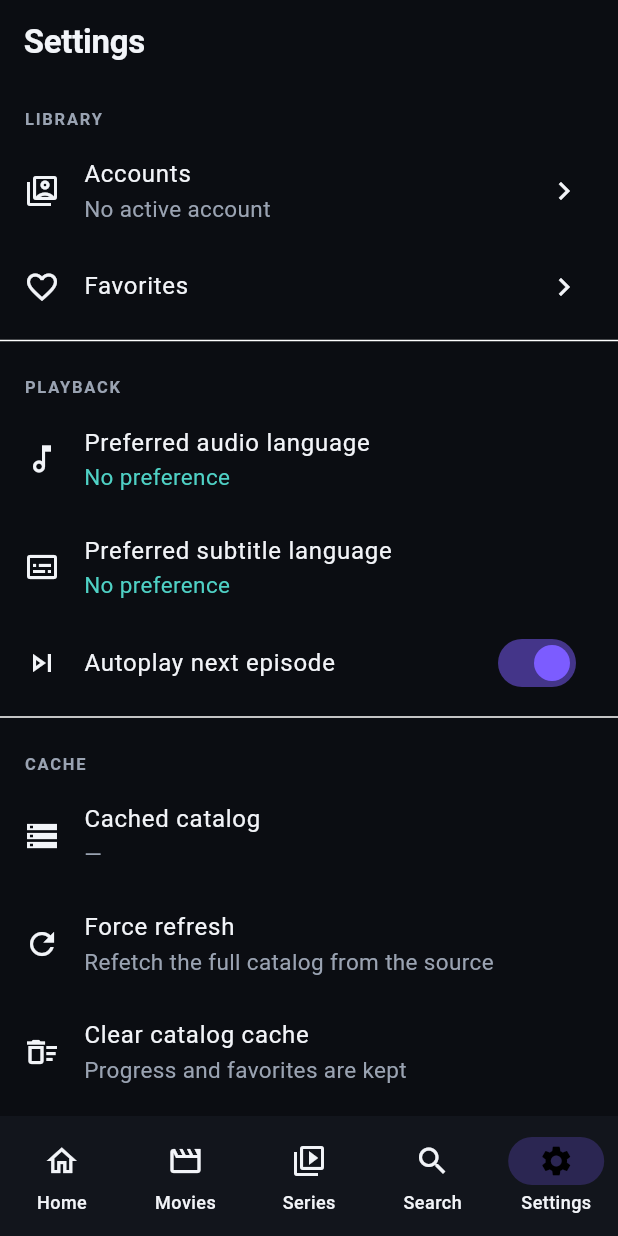
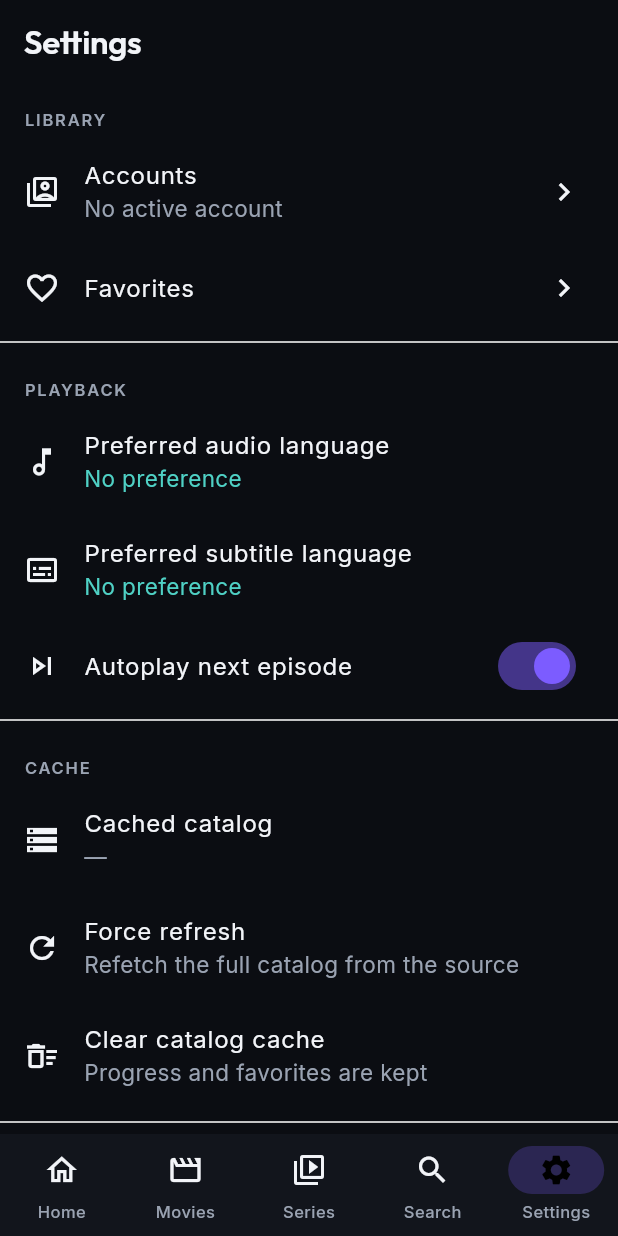
Before and after one commit to martijnlaffort/streamer-aurora, a Flutter app: the screen it shows after launch, item 5 of the bottom bar chosen, on a phone screen of 412 x 824 dp. Run offline on Flutter 3.47's test engine with Material 3 defaults, Android fonts, the phone set to English and light mode, and no system bars; our stand-ins replace cached_network_image, dio, drift, drift_flutter, equatable, flutter_riverpod and 3 more; missing offline and left inert: media_kit, media_kit_video, screen_brightness; accounts and stored records are empty; generated files the repository leaves out were written again; statements that could not run were skipped.

Commit message:
style: HBO-style visual pass (Task 1.8)
- Typography per PRD 10: Outfit as the display face for titles/hero,
  Inter for UI text, wired through the theme (google_fonts)
- Shared-element transitions: poster cards fly into detail headers via
  origin-specific Hero tags passed through the route (no tag
  collisions when a title appears in multiple rails)
- Rotating featured hero: cross-fades through the newest additions
  every 6s with an active-dot indicator; top-5 backdrop enrichment
- Rails get bouncing momentum physics; NavigationBar, buttons and
  snackbars themed; focus-aware cards unchanged for the TV layer

Co-Authored-By: Claude Fable 5 <noreply@anthropic.com>

```diff
--- a/lib/core/theme/app_theme.dart
+++ b/lib/core/theme/app_theme.dart
@@ -1,4 +1,5 @@
 import 'package:flutter/material.dart';
+import 'package:google_fonts/google_fonts.dart';
 
 import 'app_colors.dart';
 import 'app_typography.dart';
@@ -22,18 +23,38 @@ abstract final class AppTheme {
       scaffoldBackgroundColor: AppColors.background,
     );
 
+    final textTheme = GoogleFonts.interTextTheme(base.textTheme).copyWith(
+      displayLarge: AppTypography.display,
+      headlineMedium: AppTypography.display.copyWith(fontSize: 28),
+      titleLarge: AppTypography.title,
+      bodyMedium: AppTypography.body,
+      labelMedium: AppTypography.label,
+    );
+
     return base.copyWith(
-      appBarTheme: const AppBarTheme(
+      textTheme: textTheme,
+      appBarTheme: AppBarTheme(
         backgroundColor: Colors.transparent,
         elevation: 0,
         scrolledUnderElevation: 0,
         foregroundColor: AppColors.textPrimary,
+        titleTextStyle: AppTypography.title,
       ),
-      textTheme: base.textTheme.copyWith(
-        displayLarge: AppTypography.display,
-        titleLarge: AppTypography.title,
-        bodyMedium: AppTypography.body,
-        labelMedium: AppTypography.label,
+      navigationBarTheme: NavigationBarThemeData(
+        backgroundColor: AppColors.surface,
+        height: 68,
+        indicatorColor: AppColors.accent.withValues(alpha: 0.24),
+        labelTextStyle: WidgetStatePropertyAll(
+            AppTypography.label.copyWith(fontSize: 11)),
+      ),
+      filledButtonTheme: FilledButtonThemeData(
+        style: FilledButton.styleFrom(
+          textStyle: GoogleFonts.inter(fontWeight: FontWeight.w600),
+        ),
+      ),
+      snackBarTheme: const SnackBarThemeData(
+        backgroundColor: AppColors.surfaceElevated,
+        contentTextStyle: TextStyle(color: AppColors.textPrimary),
       ),
     );
   }
--- a/lib/core/theme/app_typography.dart
+++ b/lib/core/theme/app_typography.dart
@@ -1,13 +1,13 @@
 import 'package:flutter/painting.dart';
+import 'package:google_fonts/google_fonts.dart';
 
 import 'app_colors.dart';
 
-/// Type tokens per PRD §10: one strong display face for titles + a clean UI
-/// face for metadata. Font *assets* land with the visual pass (Task 1.8); until
-/// then these ride the platform default family so sizes/weights are locked in
-/// one place.
+/// Type system per PRD §10: one strong display face for titles (Outfit) and
+/// a clean UI face for everything else (Inter). Sizes/weights are the tokens;
+/// change them here, nowhere else.
 abstract final class AppTypography {
-  static const TextStyle display = TextStyle(
+  static TextStyle get display => GoogleFonts.outfit(
         fontSize: 40,
         fontWeight: FontWeight.w700,
         letterSpacing: -0.5,
@@ -15,21 +15,21 @@ abstract final class AppTypography {
         color: AppColors.textPrimary,
       );
 
-  static const TextStyle title = TextStyle(
+  static TextStyle get title => GoogleFonts.outfit(
         fontSize: 22,
         fontWeight: FontWeight.w600,
         letterSpacing: -0.2,
         color: AppColors.textPrimary,
       );
 
-  static const TextStyle body = TextStyle(
+  static TextStyle get body => GoogleFonts.inter(
         fontSize: 15,
         fontWeight: FontWeight.w400,
-    height: 1.4,
+        height: 1.45,
         color: AppColors.textPrimary,
       );
 
-  static const TextStyle label = TextStyle(
+  static TextStyle get label => GoogleFonts.inter(
         fontSize: 12,
         fontWeight: FontWeight.w500,
         letterSpacing: 0.3,
--- a/lib/features/home/home_providers.dart
+++ b/lib/features/home/home_providers.dart
@@ -7,13 +7,14 @@ import '../../domain/models/models.dart';
 /// catalog (reads are DB-backed; the repository handles TTL refreshes).
 class HomeData {
   const HomeData({
-    required this.hero,
+    required this.heroes,
     required this.recentlyAdded,
     required this.continueWatching,
     required this.categoryRails,
   });
 
-  final Movie? hero;
+  /// Rotating featured hero candidates (newest first).
+  final List<Movie> heroes;
   final List<Movie> recentlyAdded;
 
   /// Progress entries resolved to their movies (episode resume joins in 1.3+).
@@ -38,14 +39,18 @@ final homeDataProvider = FutureProvider<HomeData?>((ref) async {
     });
   final recentlyAdded = recent.take(_railLength).toList();
 
-  // Hero: newest item, enriched with its backdrop when the panel is up
-  // (falls back to the cached row offline).
-  Movie? hero = recentlyAdded.firstOrNull;
-  if (hero != null && hero.backdropUrl == null) {
+  // Featured heroes: the newest few, enriched with backdrops when the panel
+  // is up (cached rows are fine offline) — the Home hero rotates through them.
+  final heroes = <Movie>[];
+  for (final candidate in recentlyAdded.take(5)) {
+    if (candidate.backdropUrl != null) {
+      heroes.add(candidate);
+      continue;
+    }
     try {
-      hero = await catalog.movieDetail(account, hero.id);
+      heroes.add(await catalog.movieDetail(account, candidate.id));
     } on Exception {
-      // Cached row is fine — hero just uses the poster.
+      heroes.add(candidate);
     }
   }
 
@@ -71,7 +76,7 @@ final homeDataProvider = FutureProvider<HomeData?>((ref) async {
   }
 
   return HomeData(
-    hero: hero,
+    heroes: heroes,
     recentlyAdded: recentlyAdded,
     continueWatching: continueWatching,
     categoryRails: rails,
--- a/lib/features/home/presentation/widgets/media_rail.dart
+++ b/lib/features/home/presentation/widgets/media_rail.dart
@@ -31,6 +31,7 @@ class MediaRail extends StatelessWidget {
           height: height,
           child: ListView.separated(
             scrollDirection: Axis.horizontal,
+            physics: const BouncingScrollPhysics(),
             padding: const EdgeInsets.symmetric(horizontal: 16),
             itemCount: itemCount,
             separatorBuilder: (context, i) => const SizedBox(width: 12),
--- a/lib/features/movies/presentation/movies_screen.dart
+++ b/lib/features/movies/presentation/movies_screen.dart
@@ -77,10 +77,13 @@ class _MoviesScreenState extends ConsumerState<MoviesScreen> {
                   itemCount: sorted.length,
                   itemBuilder: (context, i) {
                     final movie = sorted[i];
+                    final tag = 'movies-m-${movie.id}';
                     return PosterCard(
                       title: movie.name,
                       imageUrl: movie.posterUrl,
-                      onTap: () => context.push('/movie/${movie.id}'),
+                      heroTag: tag,
+                      onTap: () =>
+                          context.push('/movie/${movie.id}', extra: tag),
                     );
                   },
                 );
--- a/lib/features/series/presentation/series_screen.dart
+++ b/lib/features/series/presentation/series_screen.dart
@@ -77,10 +77,13 @@ class _SeriesScreenState extends ConsumerState<SeriesScreen> {
                   itemCount: sorted.length,
                   itemBuilder: (context, i) {
                     final s = sorted[i];
+                    final tag = 'series-s-${s.id}';
                     return PosterCard(
                       title: s.name,
                       imageUrl: s.posterUrl,
-                      onTap: () => context.push('/series/${s.id}'),
+                      heroTag: tag,
+                      onTap: () =>
+                          context.push('/series/${s.id}', extra: tag),
                     );
                   },
                 );
--- a/pubspec.yaml
+++ b/pubspec.yaml
@@ -31,6 +31,7 @@ dependencies:
   # UI
   cached_network_image: ^3.4.1
   screen_brightness: ^2.1.11 # player brightness gesture
+  google_fonts: ^8.2.0 # display + UI typefaces (PRD §10)
 
   # Models
   equatable: ^2.1.0
```
Also changed, not shown: lib/core/router/app_router.dart (+8 -4 lines), lib/core/widgets/poster_card.dart (+10 -2 lines), lib/features/home/presentation/home_screen.dart (+89 -19 lines), lib/features/movies/presentation/movie_detail_screen.dart (+12 -5 lines), lib/features/series/presentation/series_detail_screen.dart (+29 -18 lines), pubspec.lock. Lines whose indentation alone changed are shown as unchanged.
